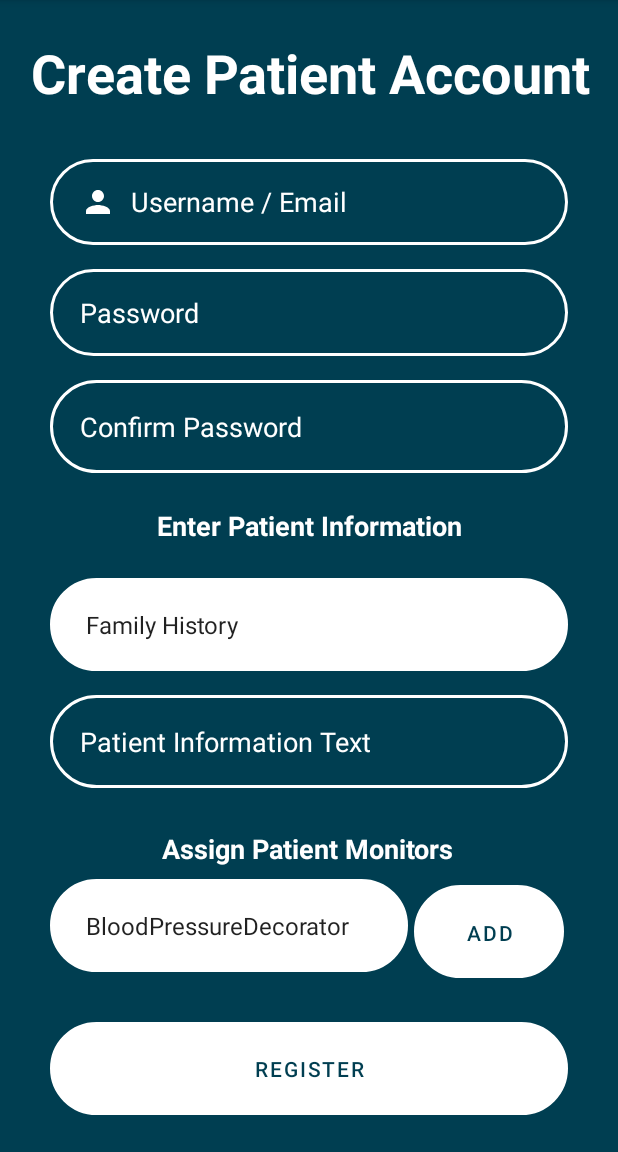
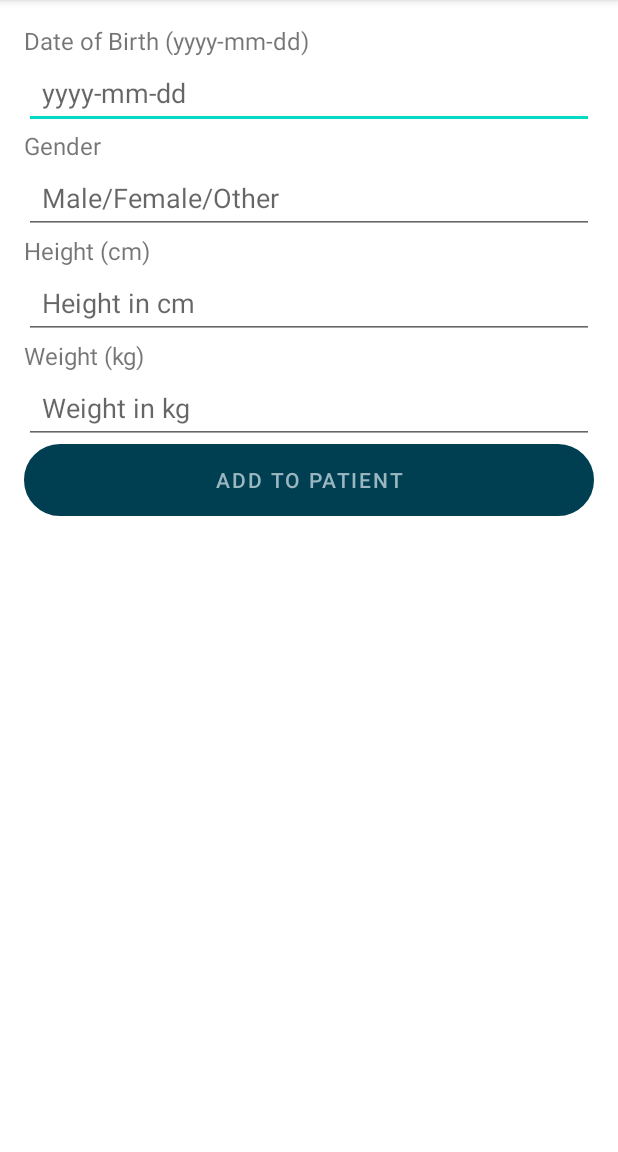
Before and after one commit to Cooper-hub/HealthMonitor, an Android app: the HealthCareHomePage screen opened directly, with no data from a screen before it, after a tap on "REGISTER PATIENT", on a phone screen of 412 x 824 dp, the part 84-1236 px from its top. Run offline under Robolectric (Android 15) with nearby library versions, the phone set to English and light mode, and no system bars; our stand-ins replace Firebase (no records; nobody signed in at launch, a user with empty details on screens opened directly).

Commit message:
Added functionality to fill in the patient class details such as birthday, gender, height, weight etc

```diff
--- a/app/src/main/AndroidManifest.xml
+++ b/app/src/main/AndroidManifest.xml
@@ -13,6 +13,9 @@
         android:supportsRtl="true"
         android:theme="@style/Theme.HealthMonitor"
         tools:targetApi="31">
+        <activity
+            android:name=".activities.BasicPatientInfo"
+            android:exported="false" />
         <activity
             android:name=".activities.HealthCarePatientInformation"
             android:exported="false" />
--- /dev/null
+++ b/app/src/main/java/com/example/healthmonitor/activities/BasicPatientInfo.java
@@ -0,0 +1,106 @@
+package com.example.healthmonitor.activities;
+import android.content.Intent;
+import android.os.Bundle;
+import androidx.appcompat.app.AppCompatActivity;
+
+import com.example.healthmonitor.IPatient;
+import com.example.healthmonitor.Patient;
+import com.example.healthmonitor.R;
+import com.example.healthmonitor.User;
+
+import android.view.View;
+import android.widget.Button;
+import android.widget.EditText;
+import android.widget.Toast;
+import java.time.LocalDate;
+import java.time.format.DateTimeParseException;
+
+    public class BasicPatientInfo extends AppCompatActivity {
+
+        public static Patient ppatient;
+        private EditText etDateOfBirth, etGender, etHeight, etWeight;
+        private Button btnSubmit;
+
+
+        @Override
+        protected void onCreate(Bundle savedInstanceState) {
+            super.onCreate(savedInstanceState);
+            setContentView(R.layout.activity_basic_patient_info);
+
+            // Initialize views
+            etDateOfBirth = findViewById(R.id.etDateOfBirth);
+            etGender = findViewById(R.id.etGender);
+            etHeight = findViewById(R.id.etHeight);
+            etWeight = findViewById(R.id.etWeight);
+            btnSubmit = findViewById(R.id.btnSubmit);
+            ppatient = new Patient();
+            btnSubmit.setOnClickListener(new View.OnClickListener() {
+                @Override
+                public void onClick(View v) {
+                    // Get the input values from EditText fields
+                    String dateOfBirthInput = etDateOfBirth.getText().toString();
+                    String genderInput = etGender.getText().toString();
+                    String heightInput = etHeight.getText().toString();
+                    String weightInput = etWeight.getText().toString();
+
+                    // Validate and set the values
+                    try {
+                        if (!dateOfBirthInput.isEmpty()) {
+                            LocalDate dateOfBirth = LocalDate.parse(dateOfBirthInput);
+                            ppatient.setDateOfBirth(dateOfBirth);
+                        } else {
+                            showToast("Please enter a valid Date of Birth");
+                            return;
+                        }
+
+                        if (!genderInput.isEmpty()) {
+                            ppatient.setGender(genderInput);
+                        } else {
+                            showToast("Please enter a valid Gender");
+                            return;
+                        }
+
+                        if (!heightInput.isEmpty()) {
+                            float height = Float.parseFloat(heightInput);
+                            ppatient.setHeight(height);
+                        } else {
+                            showToast("Please enter a valid Height");
+                            return;
+                        }
+
+                        if (!weightInput.isEmpty()) {
+                            float weight = Float.parseFloat(weightInput);
+                            ppatient.setWeight(weight);
+                        } else {
+                            showToast("Please enter a valid Weight");
+                            return;
+                        }
+
+                        // Show confirmation and clear fields
+                        showToast("Patient info submitted successfully!");
+                        clearFields();
+
+                    } catch (DateTimeParseException e) {
+                        showToast("Invalid date format. Use yyyy-mm-dd.");
+                    } catch (NumberFormatException e) {
+                        showToast("Height and Weight should be numbers.");
+                    }
+                    Intent intent = new Intent(BasicPatientInfo.this, HealthCareRegisterPatient.class);
+                    startActivity(intent);
+                }
+            });
+        }
+
+        // Helper method to show Toast messages
+        private void showToast(String message) {
+            Toast.makeText(BasicPatientInfo.this, message, Toast.LENGTH_SHORT).show();
+        }
+
+        // Helper method to clear the input fields
+        private void clearFields() {
+            etDateOfBirth.setText("");
+            etGender.setText("");
+            etHeight.setText("");
+            etWeight.setText("");
+        }
+    }
--- a/app/src/main/java/com/example/healthmonitor/activities/HealthCareHomePage.java
+++ b/app/src/main/java/com/example/healthmonitor/activities/HealthCareHomePage.java
@@ -18,7 +18,7 @@ public class HealthCareHomePage extends AppCompatActivity {
         Button unRegPatientBtn = findViewById(R.id.unRegPatientBtn);
 
         regPatientBtn.setOnClickListener(view -> {
-            Intent intent = new Intent(HealthCareHomePage.this, HealthCareRegisterPatient.class);
+            Intent intent = new Intent(HealthCareHomePage.this, BasicPatientInfo.class);
             startActivity(intent);
         });
 
--- a/app/src/main/java/com/example/healthmonitor/activities/HealthCareRegisterPatient.java
+++ b/app/src/main/java/com/example/healthmonitor/activities/HealthCareRegisterPatient.java
@@ -1,7 +1,7 @@
 package com.example.healthmonitor.activities;
 
 import static com.example.healthmonitor.activities.LoginActivity.loggedInUser;
-
+import static com.example.healthmonitor.activities.BasicPatientInfo.ppatient;
 import android.content.Intent;
 import android.os.Bundle;
 import android.text.TextUtils;
@@ -49,7 +49,7 @@ public class HealthCareRegisterPatient extends AppCompatActivity {
     private EditText emailEt, passwordEt, confirmPasswordEt, patientInfoEt;
     private Spinner patientSpinner, monitorSpinner;
     private Button setMonitorBtn, registerBtn;
-    private IPatient patient = new PatientDecorator(new Patient());
+    private IPatient patient = new PatientDecorator(ppatient);
 
     private String selectedField;
     private Map<String, Method> setterMethodMap;
--- /dev/null
+++ b/app/src/main/res/layout/activity_basic_patient_info.xml
@@ -0,0 +1,85 @@
+<?xml version="1.0" encoding="utf-8"?>
+<LinearLayout xmlns:android="http://schemas.android.com/apk/res/android"
+    xmlns:tools="http://schemas.android.com/tools"
+    android:id="@+id/main"
+    android:layout_width="match_parent"
+    android:layout_height="match_parent"
+    android:orientation="vertical"
+    android:padding="16dp"
+    tools:context=".activities.BasicPatientInfo"> <!-- Add padding to the layout -->
+
+    <!-- Date of Birth Input -->
+    <TextView
+        android:id="@+id/tvDateOfBirth"
+        android:layout_width="wrap_content"
+        android:layout_height="wrap_content"
+        android:text="Date of Birth (yyyy-mm-dd)"
+        android:textSize="16sp" />
+
+    <EditText
+        android:id="@+id/etDateOfBirth"
+        android:layout_width="match_parent"
+        android:layout_height="48dp"
+        android:textSize="18sp"
+        android:padding="12dp"
+        android:inputType="date"
+        android:hint="yyyy-mm-dd" />
+
+    <!-- Gender Input -->
+    <TextView
+        android:id="@+id/tvGender"
+        android:layout_width="wrap_content"
+        android:layout_height="wrap_content"
+        android:text="Gender"
+        android:textSize="16sp" />
+
+    <EditText
+        android:id="@+id/etGender"
+        android:layout_width="match_parent"
+        android:layout_height="48dp"
+        android:textSize="18sp"
+        android:padding="12dp"
+        android:hint="Male/Female/Other" />
+
+    <!-- Height Input -->
+    <TextView
+        android:id="@+id/tvHeight"
+        android:layout_width="wrap_content"
+        android:layout_height="wrap_content"
+        android:text="Height (cm)"
+        android:textSize="16sp" />
+
+    <EditText
+        android:id="@+id/etHeight"
+        android:layout_width="match_parent"
+        android:layout_height="48dp"
+        android:textSize="18sp"
+        android:padding="12dp"
+        android:inputType="numberDecimal"
+        android:hint="Height in cm" />
+
+    <!-- Weight Input -->
+    <TextView
+        android:id="@+id/tvWeight"
+        android:layout_width="wrap_content"
+        android:layout_height="wrap_content"
+        android:text="Weight (kg)"
+        android:textSize="16sp" />
+
+    <EditText
+        android:id="@+id/etWeight"
+        android:layout_width="match_parent"
+        android:layout_height="48dp"
+        android:textSize="18sp"
+        android:padding="12dp"
+        android:inputType="numberDecimal"
+        android:hint="Weight in kg" />
+
+    <!-- Submit Button -->
+    <Button
+        android:id="@+id/btnSubmit"
+        android:layout_width="match_parent"
+        android:layout_height="wrap_content"
+        android:background="@drawable/input_bg"
+        android:text="Add to patient" />
+</LinearLayout>
```
Also changed, not shown: app/src/main/res/layout/activity_health_care_assign_monitoring_device.xml (deleted, +0 -10 lines).
